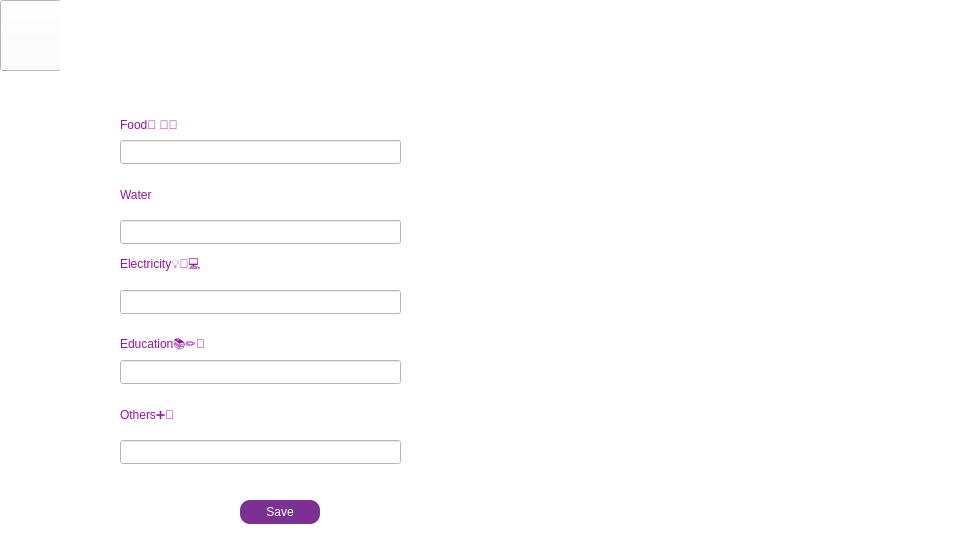
First picture: the form in budget.ui, repository Nirjaraa/spendwise, before the edit.
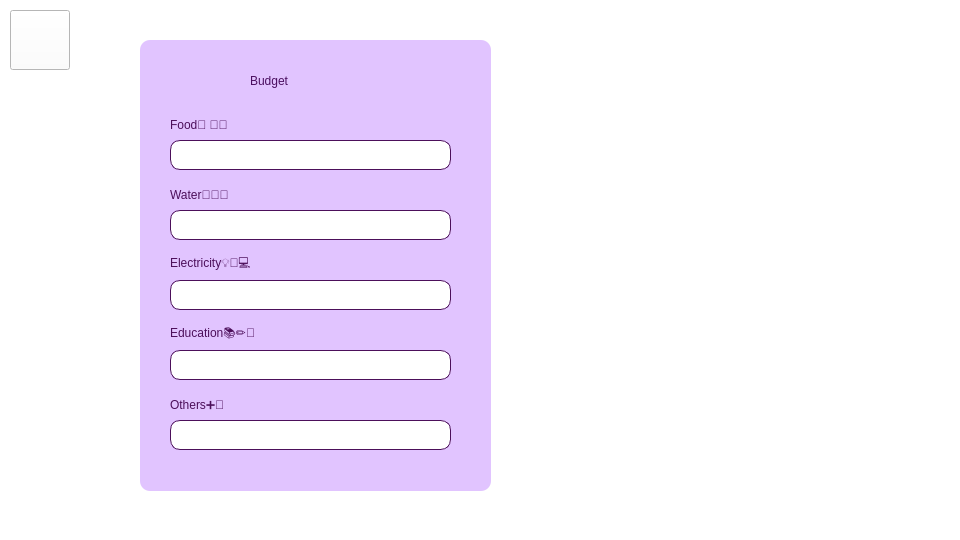
Second picture: the form after the edit. Icons and pictures are not drawn.

What changed in the file:
```diff
--- a/budget.ui
+++ b/budget.ui
@@ -13,253 +13,270 @@
   <property name="windowTitle">
    <string>MainWindow</string>
   </property>
+  <property name="styleSheet">
+   <string notr="true">background-color: rgb(248,242,237);</string>
+  </property>
   <widget class="QWidget" name="centralwidget">
    <property name="styleSheet">
     <string notr="true">background-color:rgb(255,255,255);</string>
    </property>
-   <widget class="QLabel" name="label_4">
-    <property name="geometry">
-     <rect>
-      <x>570</x>
-      <y>80</y>
-      <width>321</width>
-      <height>391</height>
-     </rect>
-    </property>
-    <property name="styleSheet">
-     <string notr="true">border-image: url(:/resources/bud.png);</string>
-    </property>
-    <property name="text">
-     <string/>
-    </property>
-   </widget>
-   <widget class="QLabel" name="label_5">
-    <property name="geometry">
-     <rect>
-      <x>860</x>
-      <y>460</y>
-      <width>91</width>
-      <height>81</height>
-     </rect>
-    </property>
-    <property name="styleSheet">
-     <string notr="true">border-image: url(:/resources/logo.png);</string>
-    </property>
-    <property name="text">
-     <string/>
-    </property>
-   </widget>
-   <widget class="QPushButton" name="pushButton">
-    <property name="geometry">
-     <rect>
-      <x>240</x>
-      <y>500</y>
-      <width>80</width>
-      <height>24</height>
-     </rect>
-    </property>
-    <property name="styleSheet">
-     <string notr="true">
-border-image: url(:/resources/p7.jpg);
-font: 9pt &quot;Bahnschrift&quot;;
-border-color: none;
-color: rgb(255, 255, 255);
-background-color: rgb(123,49,148);
-border-radius: 10px;
-
-</string>
-    </property>
-    <property name="text">
-     <string>Save</string>
-    </property>
-   </widget>
    <widget class="QPushButton" name="back">
     <property name="geometry">
      <rect>
-      <x>0</x>
-      <y>0</y>
-      <width>61</width>
-      <height>71</height>
+      <x>10</x>
+      <y>10</y>
+      <width>60</width>
+      <height>60</height>
      </rect>
     </property>
     <property name="styleSheet">
-     <string notr="true">
-image: url(:/resources/back.png);</string>
-    </property>
-    <property name="text">
-     <string/>
-    </property>
-   </widget>
-   <widget class="QLabel" name="editprofiletitle">
-    <property name="geometry">
-     <rect>
-      <x>60</x>
-      <y>0</y>
-      <width>901</width>
-      <height>71</height>
-     </rect>
-    </property>
-    <property name="styleSheet">
-     <string notr="true">border-image:url(:/resources/title.png);
-color:rgb(255, 255, 255);
+     <string notr="true">border-image: url(:/resources/back.svg);
  
-font: 700 22pt &quot;Bahnschrift&quot;;
-
+ 
  </string>
     </property>
     <property name="text">
-     <string>  BUDGET</string>
+     <string/>
     </property>
    </widget>
-   <widget class="QLabel" name="label">
+   <widget class="QGroupBox" name="groupBox">
     <property name="geometry">
      <rect>
-      <x>120</x>
-      <y>110</y>
-      <width>121</width>
-      <height>31</height>
+      <x>140</x>
+      <y>40</y>
+      <width>351</width>
+      <height>451</height>
      </rect>
     </property>
     <property name="styleSheet">
-     <string notr="true">font: 14pt &quot;Bahnschrift&quot;;
-color:rgb(151, 18, 161);</string>
+     <string notr="true">border-radius:10px;
+background-color:rgb(225,196,255);</string>
     </property>
-    <property name="text">
-     <string>&lt;html&gt;&lt;head/&gt;&lt;body&gt;&lt;p&gt;Food🍕 🍝🥕&lt;/p&gt;&lt;/body&gt;&lt;/html&gt;</string>
+    <property name="title">
+     <string/>
     </property>
-   </widget>
-   <widget class="QLineEdit" name="food">
+    <widget class="QLineEdit" name="others">
     <property name="geometry">
      <rect>
-      <x>120</x>
-      <y>140</y>
+       <x>30</x>
+       <y>380</y>
       <width>281</width>
-      <height>24</height>
-     </rect>
-    </property>
-   </widget>
-   <widget class="QLabel" name="label_7">
-    <property name="geometry">
-     <rect>
-      <x>120</x>
-      <y>180</y>
-      <width>61</width>
-      <height>31</height>
-     </rect>
-    </property>
+       <height>30</height>
+      </rect>
+     </property>
     <property name="styleSheet">
-     <string notr="true">font: 14pt &quot;Bahnschrift&quot;;
-color:rgb(151, 18, 161);</string>
-    </property>
-    <property name="text">
-     <string>&lt;html&gt;&lt;head/&gt;&lt;body&gt;&lt;p&gt;Water&lt;/p&gt;&lt;/body&gt;&lt;/html&gt;</string>
-    </property>
-   </widget>
-   <widget class="QLabel" name="label_8">
-    <property name="geometry">
-     <rect>
-      <x>180</x>
-      <y>180</y>
-      <width>61</width>
-      <height>21</height>
-     </rect>
-    </property>
-    <property name="styleSheet">
-     <string notr="true">border-image:url(:/resources/water.png)</string>
-    </property>
-    <property name="text">
-     <string/>
+      <string notr="true"> border-radius:10px;
+ color:black;
+font: 12pt &quot;Bahnschrift&quot;;
+ background-color:white;
+border:1px solid rgb(76,15,90);</string>
     </property>
    </widget>
    <widget class="QLineEdit" name="water">
     <property name="geometry">
      <rect>
-      <x>120</x>
-      <y>220</y>
+       <x>30</x>
+       <y>170</y>
       <width>281</width>
-      <height>24</height>
-     </rect>
-    </property>
-   </widget>
-   <widget class="QLineEdit" name="electricity">
+       <height>30</height>
+      </rect>
+     </property>
+     <property name="styleSheet">
+      <string notr="true"> border-radius:10px;
+ color:black;
+font: 12pt &quot;Bahnschrift&quot;;
+ background-color:white;
+border:1px solid rgb(76,15,90);</string>
+     </property>
+    </widget>
+    <widget class="QLineEdit" name="food">
     <property name="geometry">
      <rect>
-      <x>120</x>
-      <y>290</y>
+       <x>30</x>
+       <y>100</y>
       <width>281</width>
-      <height>24</height>
-     </rect>
-    </property>
+       <height>30</height>
+      </rect>
+     </property>
+     <property name="styleSheet">
+      <string notr="true"> border-radius:10px;
+ color:black;
+font: 12pt &quot;Bahnschrift&quot;;
+ background-color:white;
+border:1px solid rgb(76,15,90);</string>
+     </property>
+     <property name="text">
+      <string/>
+     </property>
    </widget>
    <widget class="QLabel" name="label_6">
     <property name="geometry">
      <rect>
-      <x>120</x>
-      <y>250</y>
+       <x>30</x>
+       <y>210</y>
       <width>161</width>
-      <height>31</height>
+       <height>30</height>
      </rect>
     </property>
     <property name="styleSheet">
-     <string notr="true">font: 14pt &quot;Bahnschrift&quot;;
-color:rgb(151, 18, 161);</string>
+      <string notr="true">font: 13pt &quot;Bahnschrift&quot;;
+color:rgb(76,15,90);
+border:none;
+ 
+</string>
     </property>
     <property name="text">
      <string>&lt;html&gt;&lt;head/&gt;&lt;body&gt;&lt;p&gt;Electricity💡🔌💻&lt;/p&gt;&lt;/body&gt;&lt;/html&gt;</string>
     </property>
    </widget>
+    <widget class="QLineEdit" name="education">
+     <property name="geometry">
+      <rect>
+       <x>30</x>
+       <y>310</y>
+       <width>281</width>
+       <height>30</height>
+      </rect>
+     </property>
+     <property name="styleSheet">
+      <string notr="true"> border-radius:10px;
+ color:black;
+font: 12pt &quot;Bahnschrift&quot;;
+ background-color:white;
+border:1px solid rgb(76,15,90);</string>
+     </property>
+    </widget>
+    <widget class="QLabel" name="label_7">
+     <property name="geometry">
+      <rect>
+       <x>30</x>
+       <y>140</y>
+       <width>131</width>
+       <height>30</height>
+      </rect>
+     </property>
+     <property name="styleSheet">
+      <string notr="true">font: 13pt &quot;Bahnschrift&quot;;
+color:rgb(76,15,90);
+border:none;
+ 
+</string>
+     </property>
+     <property name="text">
+      <string>&lt;html&gt;&lt;head/&gt;&lt;body&gt;&lt;p&gt;Water🌊🥤🚿&lt;/p&gt;&lt;/body&gt;&lt;/html&gt;</string>
+     </property>
+    </widget>
+    <widget class="QLabel" name="label">
+     <property name="geometry">
+      <rect>
+       <x>30</x>
+       <y>70</y>
+       <width>121</width>
+       <height>30</height>
+      </rect>
+     </property>
+     <property name="styleSheet">
+      <string notr="true">font: 13pt &quot;Bahnschrift&quot;;
+color:rgb(76,15,90);
+border:none;
+ 
+</string>
+     </property>
+     <property name="text">
+      <string>&lt;html&gt;&lt;head/&gt;&lt;body&gt;&lt;p&gt;Food🍕 🍝🥕&lt;/p&gt;&lt;/body&gt;&lt;/html&gt;</string>
+     </property>
+    </widget>
    <widget class="QLabel" name="E">
     <property name="geometry">
      <rect>
-      <x>120</x>
-      <y>330</y>
+       <x>30</x>
+       <y>280</y>
       <width>161</width>
-      <height>31</height>
+       <height>30</height>
      </rect>
     </property>
     <property name="styleSheet">
-     <string notr="true">font: 14pt &quot;Bahnschrift&quot;;
-color:rgb(151, 18, 161);</string>
+      <string notr="true">font: 13pt &quot;Bahnschrift&quot;;
+color:rgb(76,15,90);
+border:none;
+ 
+</string>
     </property>
     <property name="text">
      <string>&lt;html&gt;&lt;head/&gt;&lt;body&gt;&lt;p&gt;Education📚✏️🏫&lt;/p&gt;&lt;/body&gt;&lt;/html&gt;</string>
     </property>
    </widget>
-   <widget class="QLineEdit" name="education">
+    <widget class="QLineEdit" name="electricity">
     <property name="geometry">
      <rect>
-      <x>120</x>
-      <y>360</y>
+       <x>30</x>
+       <y>240</y>
       <width>281</width>
-      <height>24</height>
-     </rect>
-    </property>
+       <height>30</height>
+      </rect>
+     </property>
+     <property name="styleSheet">
+      <string notr="true"> border-radius:10px;
+ color:black;
+font: 12pt &quot;Bahnschrift&quot;;
+ background-color:white;
+border:1px solid rgb(76,15,90);</string>
+     </property>
    </widget>
    <widget class="QLabel" name="othNOers">
     <property name="geometry">
      <rect>
-      <x>120</x>
-      <y>400</y>
+       <x>30</x>
+       <y>350</y>
       <width>121</width>
-      <height>31</height>
+       <height>30</height>
      </rect>
     </property>
     <property name="styleSheet">
-     <string notr="true">font: 14pt &quot;Bahnschrift&quot;;
-color:rgb(151, 18, 161);</string>
+      <string notr="true">font: 13pt &quot;Bahnschrift&quot;;
+color:rgb(76,15,90);
+border:none;
+ 
+</string>
     </property>
     <property name="text">
      <string>&lt;html&gt;&lt;head/&gt;&lt;body&gt;&lt;p&gt;Others➕🧾&lt;/p&gt;&lt;/body&gt;&lt;/html&gt;</string>
     </property>
    </widget>
-   <widget class="QLineEdit" name="others">
+    <widget class="QLabel" name="label_2">
     <property name="geometry">
      <rect>
-      <x>120</x>
-      <y>440</y>
-      <width>281</width>
-      <height>24</height>
-     </rect>
+       <x>110</x>
+       <y>20</y>
+       <width>111</width>
+       <height>41</height>
+      </rect>
+     </property>
+     <property name="styleSheet">
+      <string notr="true">color: rgb(75, 15, 96);
+ border:transparent;
+font: 800 25pt &quot;Bahnschrift&quot;;
+</string>
+     </property>
+     <property name="text">
+      <string>Budget</string>
+     </property>
+    </widget>
+   </widget>
+   <widget class="QLabel" name="label_4">
+    <property name="geometry">
+     <rect>
+      <x>530</x>
+      <y>130</y>
+      <width>391</width>
+      <height>281</height>
+     </rect>
+    </property>
+    <property name="styleSheet">
+     <string notr="true">border-image: url(:/resources/budget-background.png);</string>
+    </property>
+    <property name="text">
+     <string/>
     </property>
    </widget>
   </widget>
```
Lines whose indentation alone changed are shown as unchanged.
